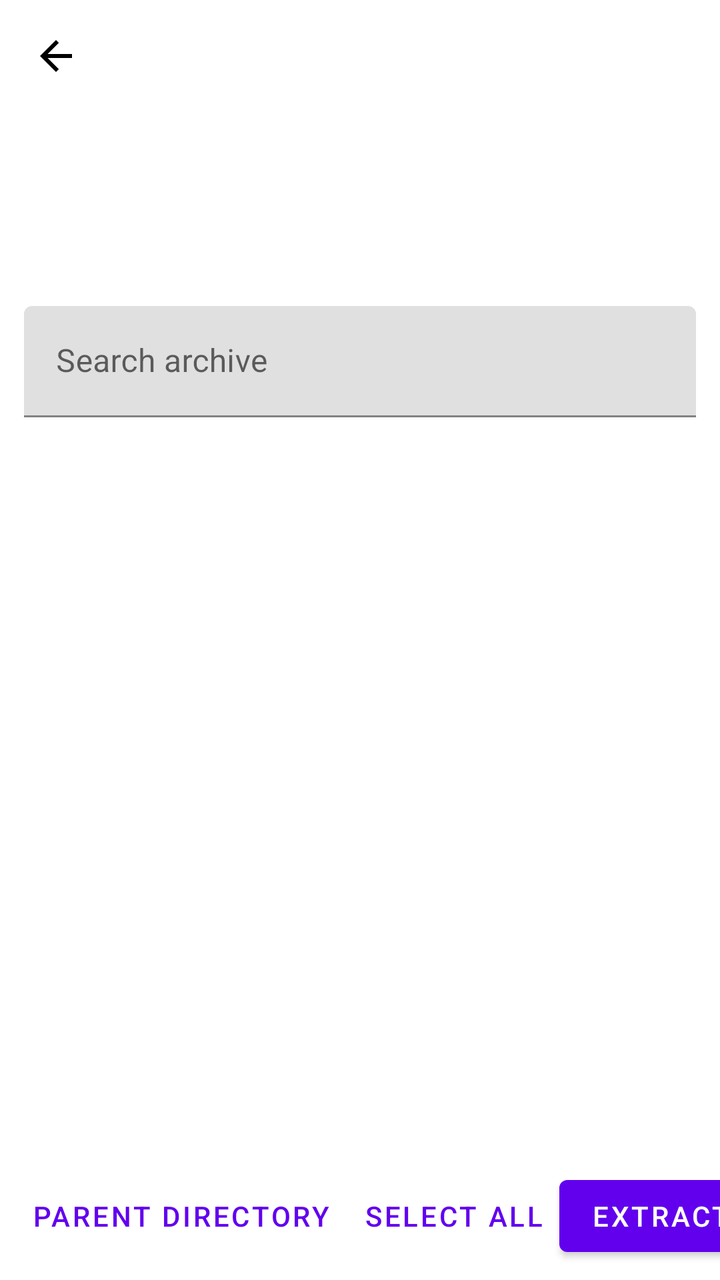
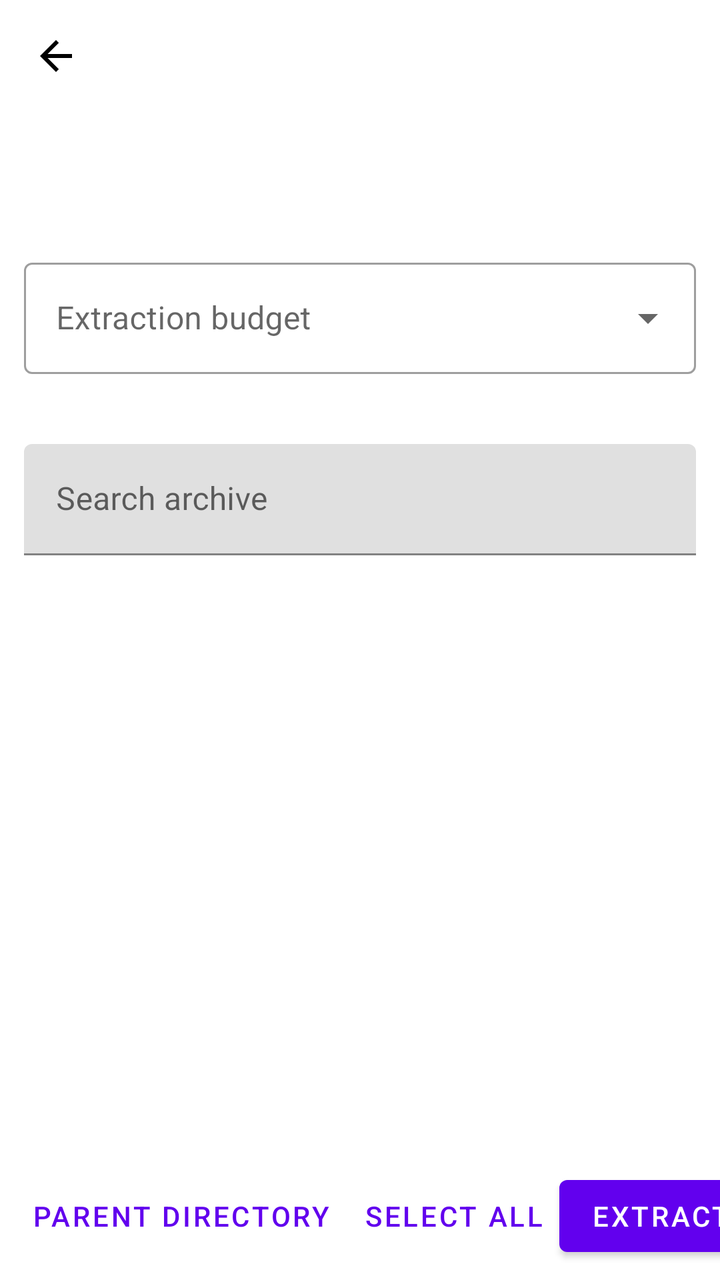

Compare the two renders of this Android layout. The source of the first and the diff that turns it into the second are given below.
<!-- AndroidManifest.xml: activity theme AppTheme -->
<!-- res/layout/activity_archive_manager.xml -->
<?xml version="1.0" encoding="utf-8"?>
<LinearLayout xmlns:android="http://schemas.android.com/apk/res/android"
    xmlns:app="http://schemas.android.com/apk/res-auto"
    xmlns:tools="http://schemas.android.com/tools"
    android:layout_width="match_parent"
    android:layout_height="match_parent"
    android:fitsSystemWindows="true"
    android:orientation="vertical"
    tools:context="io.github.supermonster003.autojs6.plugin.archivemanager.ArchiveManagerActivity">

    <com.google.android.material.appbar.MaterialToolbar
        android:id="@+id/toolbar"
        android:layout_width="match_parent"
        android:layout_height="?attr/actionBarSize"
        android:background="?attr/colorSurface"
        android:title="@string/app_name"
        android:titleTextColor="?attr/colorOnSurface"
        app:navigationIcon="@drawable/ic_arrow_back"
        app:navigationIconTint="?attr/colorOnSurface" />

    <TextView
        android:id="@+id/archiveName"
        android:layout_width="match_parent"
        android:layout_height="wrap_content"
        android:ellipsize="middle"
        android:maxLines="1"
        android:paddingStart="16dp"
        android:paddingTop="12dp"
        android:paddingEnd="16dp"
        android:textAppearance="?attr/textAppearanceHeadline6" />

    <TextView
        android:id="@+id/archiveSummary"
        android:layout_width="match_parent"
        android:layout_height="wrap_content"
        android:paddingStart="16dp"
        android:paddingTop="4dp"
        android:paddingEnd="16dp"
        android:textAppearance="?attr/textAppearanceBody2" />

    <com.google.android.material.textfield.TextInputLayout
        android:id="@+id/filenameEncodingLayout"
        style="@style/Widget.MaterialComponents.TextInputLayout.OutlinedBox.ExposedDropdownMenu"
        android:layout_width="match_parent"
        android:layout_height="wrap_content"
        android:layout_marginStart="12dp"
        android:layout_marginTop="8dp"
        android:layout_marginEnd="12dp"
        android:hint="@string/text_filename_encoding"
        android:visibility="gone">

        <com.google.android.material.textfield.MaterialAutoCompleteTextView
            android:id="@+id/filenameEncodingInput"
            android:layout_width="match_parent"
            android:layout_height="wrap_content"
            android:inputType="none"
            android:maxLines="1" />

    </com.google.android.material.textfield.TextInputLayout>

    <LinearLayout
        android:id="@+id/passwordControls"
        android:layout_width="match_parent"
        android:layout_height="wrap_content"
        android:layout_marginStart="12dp"
        android:layout_marginTop="8dp"
        android:layout_marginEnd="12dp"
        android:gravity="center_vertical"
        android:orientation="horizontal"
        android:visibility="gone">

        <com.google.android.material.textfield.TextInputLayout
            android:id="@+id/archivePasswordLayout"
            android:layout_width="0dp"
            android:layout_height="wrap_content"
            android:layout_weight="1"
            android:hint="@string/text_archive_password"
            app:endIconMode="password_toggle">

            <com.google.android.material.textfield.TextInputEditText
                android:id="@+id/archivePassword"
                android:layout_width="match_parent"
                android:layout_height="wrap_content"
                android:imeOptions="actionDone"
                android:inputType="textPassword"
                android:maxLines="1" />

        </com.google.android.material.textfield.TextInputLayout>

        <com.google.android.material.button.MaterialButton
            android:id="@+id/applyPasswordButton"
            style="@style/Widget.MaterialComponents.Button.TextButton"
            android:layout_width="wrap_content"
            android:layout_height="wrap_content"
            android:layout_marginStart="4dp"
            android:text="@string/text_apply_password" />

    </LinearLayout>

    <TextView
        android:id="@+id/currentPath"
        android:layout_width="match_parent"
        android:layout_height="wrap_content"
        android:ellipsize="start"
        android:maxLines="1"
        android:paddingStart="16dp"
        android:paddingTop="8dp"
        android:paddingEnd="16dp"
        android:textAppearance="?attr/textAppearanceSubtitle2" />

    <com.google.android.material.textfield.TextInputLayout
        android:layout_width="match_parent"
        android:layout_height="wrap_content"
        android:layout_marginStart="12dp"
        android:layout_marginTop="8dp"
        android:layout_marginEnd="12dp"
        android:hint="@string/text_search_hint"
        app:endIconMode="clear_text">

        <com.google.android.material.textfield.TextInputEditText
            android:id="@+id/searchInput"
            android:layout_width="match_parent"
            android:layout_height="wrap_content"
            android:inputType="text"
            android:maxLines="1" />

    </com.google.android.material.textfield.TextInputLayout>

    <com.google.android.material.progressindicator.LinearProgressIndicator
        android:id="@+id/progress"
        android:layout_width="match_parent"
        android:layout_height="wrap_content"
        android:indeterminate="true"
        android:visibility="gone" />

    <TextView
        android:id="@+id/message"
        android:layout_width="match_parent"
        android:layout_height="wrap_content"
        android:gravity="center"
        android:padding="16dp"
        android:textAppearance="?attr/textAppearanceBody1"
        android:visibility="gone" />

    <com.google.android.material.button.MaterialButton
        android:id="@+id/diagnosticCopyButton"
        style="@style/Widget.MaterialComponents.Button.TextButton"
        android:layout_width="wrap_content"
        android:layout_height="wrap_content"
        android:layout_gravity="center_horizontal"
        android:text="@string/text_copy_diagnostic"
        android:visibility="gone" />

    <androidx.recyclerview.widget.RecyclerView
        android:id="@+id/entryList"
        android:layout_width="match_parent"
        android:layout_height="0dp"
        android:layout_weight="1"
        android:clipToPadding="false"
        android:paddingTop="8dp"
        android:paddingBottom="8dp" />

    <TextView
        android:id="@+id/selectedCount"
        android:layout_width="match_parent"
        android:layout_height="wrap_content"
        android:paddingStart="16dp"
        android:paddingTop="8dp"
        android:paddingEnd="16dp"
        android:textAppearance="?attr/textAppearanceCaption" />

    <HorizontalScrollView
        android:layout_width="match_parent"
        android:layout_height="wrap_content"
        android:fillViewport="true"
        android:scrollbars="none">

        <LinearLayout
            android:layout_width="wrap_content"
            android:layout_height="wrap_content"
            android:gravity="end"
            android:orientation="horizontal"
            android:paddingStart="8dp"
            android:paddingTop="4dp"
            android:paddingEnd="8dp"
            android:paddingBottom="8dp">

            <com.google.android.material.button.MaterialButton
                android:id="@+id/upButton"
                style="@style/Widget.MaterialComponents.Button.TextButton"
                android:layout_width="wrap_content"
                android:layout_height="wrap_content"
                android:text="@string/text_parent_directory" />

            <com.google.android.material.button.MaterialButton
                android:id="@+id/selectAllButton"
                style="@style/Widget.MaterialComponents.Button.TextButton"
                android:layout_width="wrap_content"
                android:layout_height="wrap_content"
                android:text="@string/dialog_button_select_all" />

            <com.google.android.material.button.MaterialButton
                android:id="@+id/cancelButton"
                style="@style/Widget.MaterialComponents.Button.TextButton"
                android:layout_width="wrap_content"
                android:layout_height="wrap_content"
                android:text="@string/dialog_button_cancel"
                android:visibility="gone" />

            <com.google.android.material.button.MaterialButton
                android:id="@+id/extractButton"
                android:layout_width="wrap_content"
                android:layout_height="wrap_content"
                android:text="@string/text_extract_selected" />

        </LinearLayout>

    </HorizontalScrollView>

</LinearLayout>
<!-- resources referenced by this layout -->
<resources>
  <!-- drawable ic_arrow_back (drawable) -->
  <?xml version="1.0" encoding="utf-8"?>
  <vector xmlns:android="http://schemas.android.com/apk/res/android"
      android:width="24dp"
      android:height="24dp"
      android:viewportWidth="24"
      android:viewportHeight="24">
      <path
          android:fillColor="#FFFFFFFF"
          android:pathData="M20,11H7.83l5.59,-5.59L12,4l-8,8 8,8 1.41,-1.41L7.83,13H20v-2z" />
  </vector>
  <string name="app_name">Archive Manager</string>
  <string name="dialog_button_cancel">Cancel</string>
  <string name="dialog_button_select_all">Select all</string>
  <string name="text_apply_password">Apply</string>
  <string name="text_archive_password">Archive password</string>
  <string name="text_copy_diagnostic">Copy diagnostic</string>
  <string name="text_extract_selected">Extract selected</string>
  <string name="text_filename_encoding">Filename encoding</string>
  <string name="text_parent_directory">Parent directory</string>
  <string name="text_search_hint">Search archive</string>
  <style name="AppTheme" parent="Theme.MaterialComponents.DayNight.NoActionBar">
          <item name="android:navigationBarColor">?attr/colorSurface</item>
          <item name="android:statusBarColor">?attr/colorSurface</item>
          <item name="android:windowActionModeOverlay">true</item>
          <item name="android:windowBackground">?attr/colorSurface</item>
          <item name="windowActionModeOverlay">true</item>
      </style>
</resources>

<!-- the commit's change to res/layout/activity_archive_manager.xml (unified diff, before → after) -->
@@ -39,6 +39,25 @@
         android:textAppearance="?attr/textAppearanceBody2" />
 
     <com.google.android.material.textfield.TextInputLayout
+        android:id="@+id/extractionBudgetLayout"
+        style="@style/Widget.MaterialComponents.TextInputLayout.OutlinedBox.ExposedDropdownMenu"
+        android:layout_width="match_parent"
+        android:layout_height="wrap_content"
+        android:layout_marginStart="12dp"
+        android:layout_marginTop="8dp"
+        android:layout_marginEnd="12dp"
+        android:hint="@string/text_extraction_budget">
+
+        <com.google.android.material.textfield.MaterialAutoCompleteTextView
+            android:id="@+id/extractionBudgetInput"
+            android:layout_width="match_parent"
+            android:layout_height="wrap_content"
+            android:inputType="none"
+            android:maxLines="1" />
+
+    </com.google.android.material.textfield.TextInputLayout>
+
+    <com.google.android.material.textfield.TextInputLayout
         android:id="@+id/filenameEncodingLayout"
         style="@style/Widget.MaterialComponents.TextInputLayout.OutlinedBox.ExposedDropdownMenu"
         android:layout_width="match_parent"
<!-- resource entries referenced after the edit -->
@@ -18,6 +18,7 @@
   <string name="text_archive_password">Archive password</string>
   <string name="text_copy_diagnostic">Copy diagnostic</string>
   <string name="text_extract_selected">Extract selected</string>
+  <string name="text_extraction_budget">Extraction budget</string>
   <string name="text_filename_encoding">Filename encoding</string>
   <string name="text_parent_directory">Parent directory</string>
   <string name="text_search_hint">Search archive</string>
